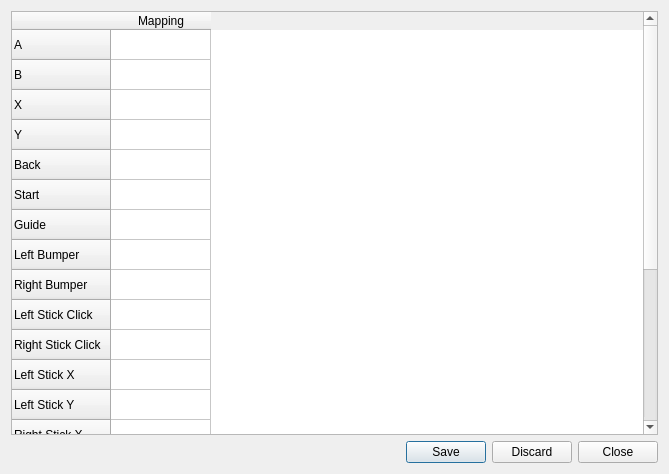
AntiMicroX/antimicrox, file src/gamecontrollermappingdialog.ui: the form before one commit.
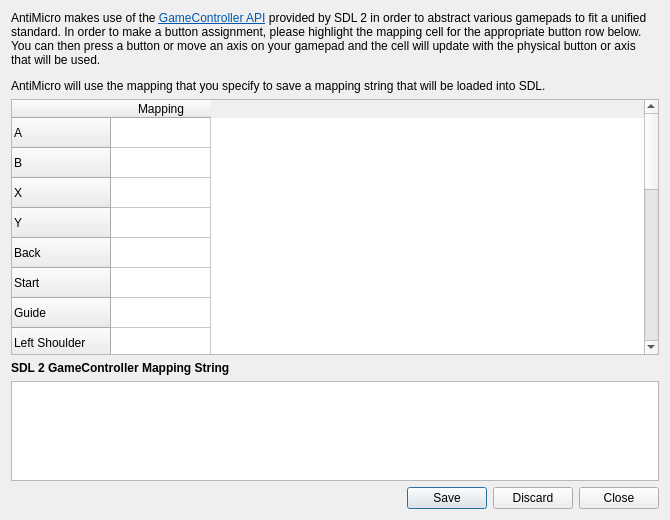
The form after the commit.

Commit message: Name changes and GCMappingDialog edit.

What changed in the file:
```diff
--- a/src/gamecontrollermappingdialog.ui
+++ b/src/gamecontrollermappingdialog.ui
@@ -6,14 +6,33 @@
    <rect>
     <x>0</x>
     <y>0</y>
-    <width>669</width>
-    <height>474</height>
+    <width>670</width>
+    <height>520</height>
    </rect>
   </property>
+  <property name="minimumSize">
+   <size>
+    <width>400</width>
+    <height>400</height>
+   </size>
+  </property>
   <property name="windowTitle">
    <string>Game Controller Mapping</string>
   </property>
   <layout class="QVBoxLayout" name="verticalLayout">
+   <item>
+    <widget class="QLabel" name="label">
+     <property name="text">
+      <string>&lt;html&gt;&lt;head/&gt;&lt;body&gt;&lt;p&gt;AntiMicro makes use of the &lt;a href=&quot;https://wiki.libsdl.org/CategoryGameController&quot;&gt;&lt;span style=&quot; text-decoration: underline; color:#0057ae;&quot;&gt;GameController API&lt;/span&gt;&lt;/a&gt; provided by SDL 2 in order to abstract various gamepads to fit a unified standard. In order to make a button assignment, please highlight the mapping cell for the appropriate button row below. You can then press a button or move an axis on your gamepad and the cell will update with the physical button or axis that will be used.&lt;/p&gt;&lt;p&gt;AntiMicro will use the mapping that you specify to save a mapping string that will be loaded into SDL.&lt;/p&gt;&lt;/body&gt;&lt;/html&gt;</string>
+     </property>
+     <property name="wordWrap">
+      <bool>true</bool>
+     </property>
+     <property name="openExternalLinks">
+      <bool>true</bool>
+     </property>
+    </widget>
+   </item>
    <item>
     <widget class="QTableWidget" name="buttonMappingTableWidget">
      <property name="frameShadow">
@@ -73,6 +92,9 @@
      <attribute name="horizontalHeaderCascadingSectionResizes">
       <bool>false</bool>
      </attribute>
+     <attribute name="horizontalHeaderDefaultSectionSize">
+      <number>100</number>
+     </attribute>
      <attribute name="horizontalHeaderHighlightSections">
       <bool>true</bool>
      </attribute>
@@ -134,12 +156,12 @@
      </row>
      <row>
       <property name="text">
-       <string>Left Bumper</string>
+       <string>Left Shoulder</string>
       </property>
      </row>
      <row>
       <property name="text">
-       <string>Right Bumper</string>
+       <string>Right Shoulder</string>
       </property>
      </row>
      <row>
@@ -209,6 +231,44 @@
      </column>
     </widget>
    </item>
+   <item>
+    <widget class="QLabel" name="label_2">
+     <property name="font">
+      <font>
+       <weight>75</weight>
+       <bold>true</bold>
+      </font>
+     </property>
+     <property name="text">
+      <string>SDL 2 GameController Mapping String</string>
+     </property>
+    </widget>
+   </item>
+   <item>
+    <widget class="QPlainTextEdit" name="mappingStringPlainTextEdit">
+     <property name="sizePolicy">
+      <sizepolicy hsizetype="Expanding" vsizetype="Fixed">
+       <horstretch>0</horstretch>
+       <verstretch>0</verstretch>
+      </sizepolicy>
+     </property>
+     <property name="minimumSize">
+      <size>
+       <width>0</width>
+       <height>0</height>
+      </size>
+     </property>
+     <property name="maximumSize">
+      <size>
+       <width>16777215</width>
+       <height>100</height>
+      </size>
+     </property>
+     <property name="readOnly">
+      <bool>true</bool>
+     </property>
+    </widget>
+   </item>
    <item>
     <widget class="QDialogButtonBox" name="buttonBox">
      <property name="orientation">
```
The commit also changes 17 other files.
